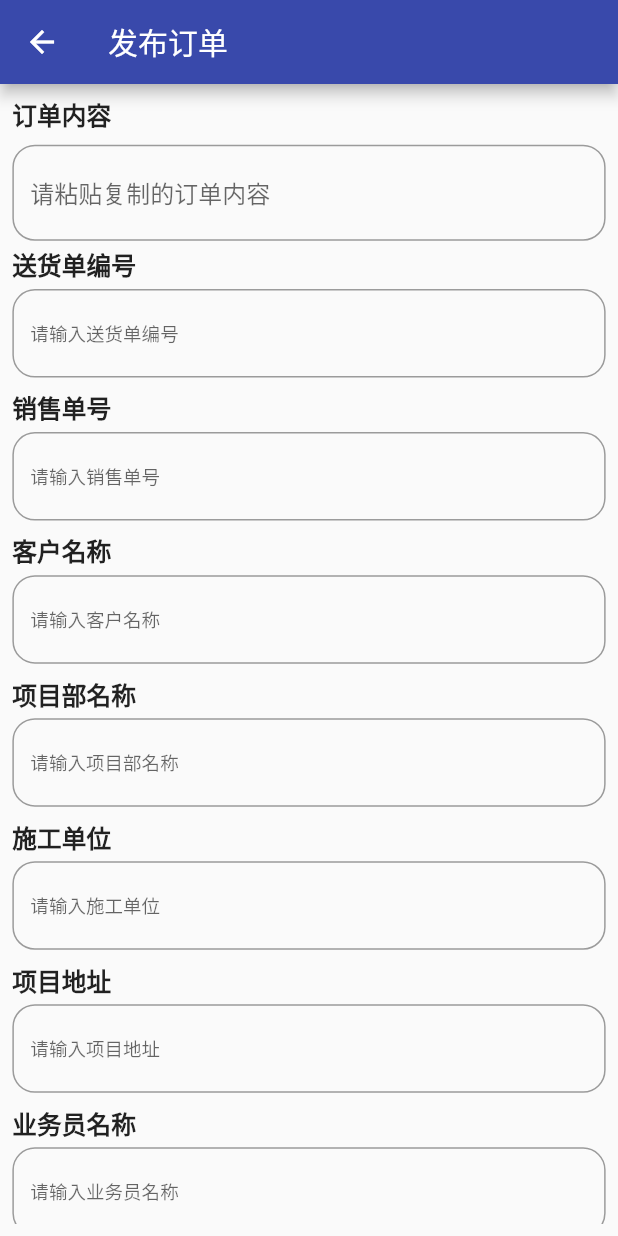
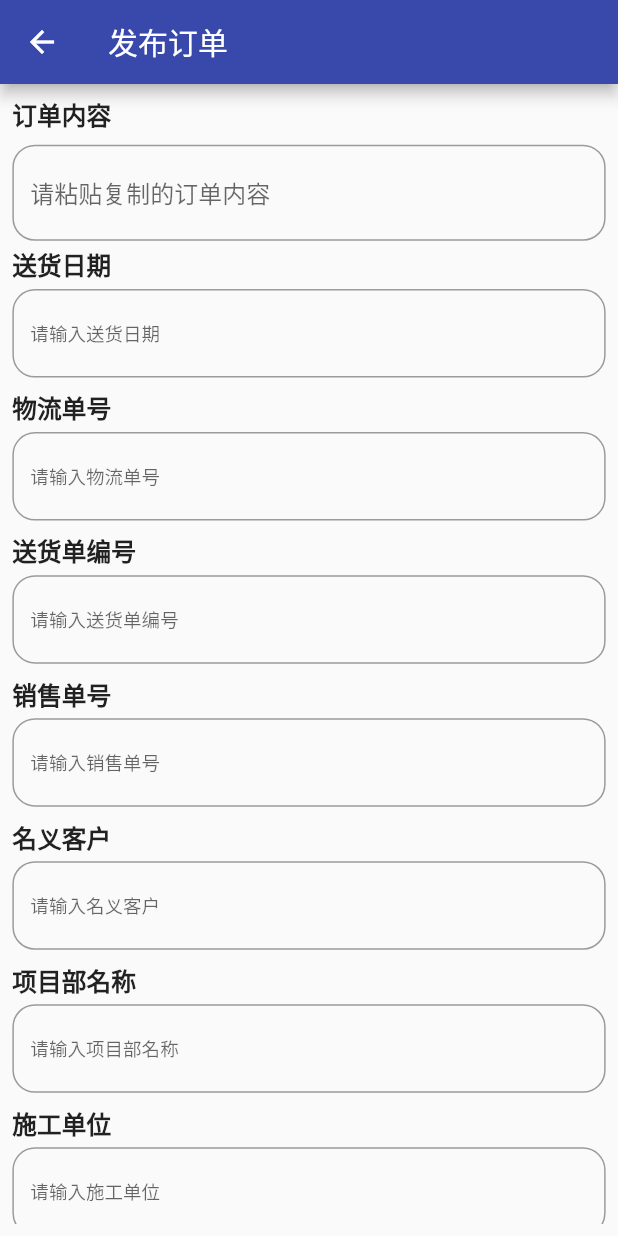
Before and after one commit to 601544679/HongyuManager, a Flutter app: the ReleaseOrder screen opened by its route, on a phone screen of 412 x 824 dp. Run offline on Flutter 3.47's test engine with Material 2 defaults, Android fonts, the phone set to English and light mode, and no system bars; our stand-ins replace date_format, dio, flutter_secure_storage, fluttertoast, image_picker, shared_preferences; missing offline and left inert: amap_location, amap_map_fluttify, flutter_drag_scale; accounts and stored records are empty.

Commit message:
发布订单

```diff
--- a/lib/releaseOrder.dart
+++ b/lib/releaseOrder.dart
@@ -14,48 +14,35 @@ class ReleaseOrder extends StatefulWidget {
 class _ReleaseOrderState extends State<ReleaseOrder> {
   //发布订单没有车牌号码，司机接单后才添加车牌号码
   List list = [
-    '送货单编号',
-    //waybill_ ID                                GCZC00014245
-    '销售单号',
-    //XK_ NO                                       XK0007467019
-    '客户名称',
-    //company_ ID                                  深圳碧胜发展有限公司
-    '项目部名称',
-    //projectName                                海南金海晟投资有限公司(二部三期)
-    '施工单位',
-    //constructionCompanyName                      辽宁德昌建设工程有限公司
-    '项目地址',
-    //projectAddress                               海口新埠岛滨海国际项目2101地块
-    '业务员名称',
-    //supplierContactPerson                      高展鹏
-    '业务员电话',
-    //supplierContactPhone                       13590665414
-    '收货人姓名',
-    //constructionSiteContactPerson              黄海德
-    '收货人电话',
-    //constructionSiteContactPhone               15595652151
-    '运输方式',
-    //ModeOfTransport                              汽运
-    '物料号',
-    //materialsNumber                                MG150-600-0
-    '客户编码',
-    //client_ID
-    '开单|色号',
-    //billingColor                                HMG60906M HC002CCV(工程部碧桂园项目备货)
-    '规格',
-    // size                                            150* 600
-    '跟单通知发货|发货数量',
-    //amount                           800
-    '跟单通知发货|开单单位',
-    //BillingUnit                      块
-    '跟单通知发货|数量(块)',
-    //subtotal                         800
-    '跟单通知发货|M2',
-    //M2                                     72
-    '装车备注',
-    //loadingRemarks                                HC002CCV
-    '明细备注'
-    //detailedRemarks
+    '送货日期', //departureDate                                2020-09-02
+    '物流单号',//                                              GCWL00018834
+    '送货单编号', //waybill_ ID                                GCZC00021371
+    '销售单号', //XK_ NO                                       XK0007549849
+    '名义客户', //company_ ID                                  佛山万科置业有限公司(佛山万科星都荟项目)
+    '项目部名称', //projectName                                佛山万科置业有限公司
+    '施工单位', //constructionCompanyName                      广州市景晖园林景观工程有限公司
+    '项目地址', //projectAddress                               广东省佛山市顺德区龙洲路北（骏马修车厂附近）
+    '业务员名称', //supplierContactPerson                      李啟然
+    '业务员电话', //supplierContactPhone                       13827798161
+    '收货人姓名', //constructionSiteContactPerson              王永淦
+    '收货人电话', //constructionSiteContactPhone               13725285112
+    '运输方式', //ModeOfTransport                              汽运
+    '车牌号码', //carNo
+    '装车柜号',
+    '物料号', //materialsNumber                                FT200-318-0
+    '客户编码', //client_ID                                    HG60816
+    '规格', // size                                            450x600
+    '开单|色号', //billingColor                                YA0601(和坚487单-万科佛山星都荟园林景观工程)
+    '跟单通知发货|开单单位', //BillingUnit                      块
+    '跟单通知发货|发货数量', //amount                           28
+    '跟单通知发货|数量(块)', //subtotal                         28
+    '跟单通知发货|M2', //M2                                    7.56
+    '自定义打印|送货单价(块) ',//                               12.7683
+    '托板总数',//
+    '物流结算|发货重量（吨）',//                                 0.168
+    '明细备注' ,//detailedRemarks
+    '装车备注', //loadingRemarks                               和坚487单,要求带搬运，穿着整齐，长裤，带安全帽，反光衣，
+                                                            // 不能抽烟，送货时间早上10点30以后，下午3点半之后！要求今天到货
   ];
   Map<String, dynamic> map = {};
   final _releaseFormKey = GlobalKey<FormState>();
@@ -138,7 +125,7 @@ class _ReleaseOrderState extends State<ReleaseOrder> {
                         ),
                         TextFormField(
                           // ignore: missing_return
-                          controller: _controllers[index],
+                          //controller: _controllers[index],
                           validator: (value) {
                             print('value${value}');
                             if (value.isEmpty) {
```
Also changed, not shown: lib/OrderNetWorkWidget.dart (+24 -16 lines), lib/login.dart (+4 -4 lines), lib/mainPage.dart (+23 -5 lines), lib/server.dart (+12 -11 lines), lib/userTab.dart (+23 -6 lines).
